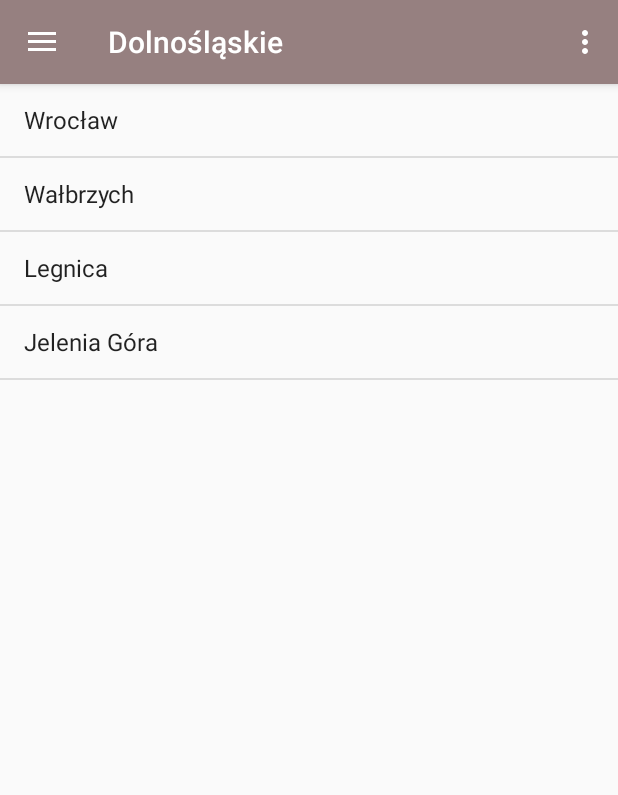
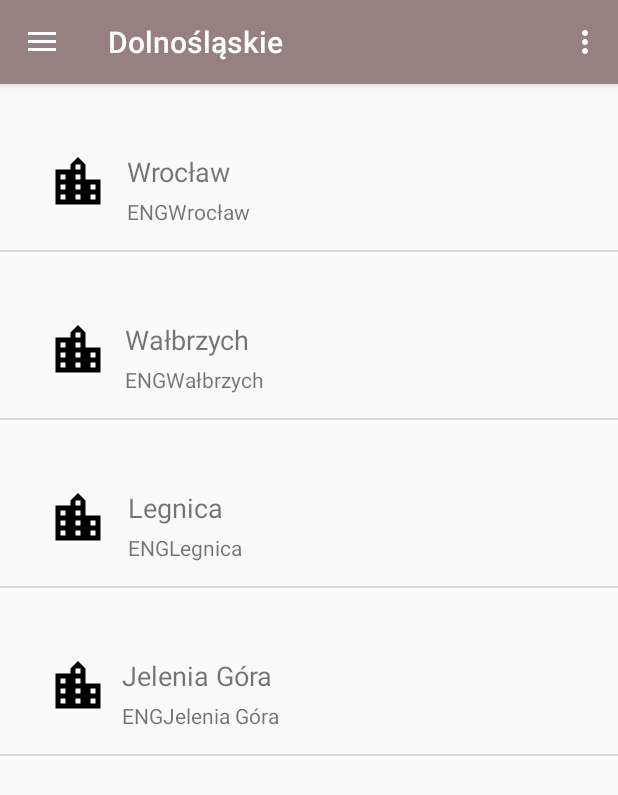
Before and after one commit to Trofan-code/Hanbook, an Android app: the MainActivity screen opened directly, with no data from a screen before it, after a tap on "Dolnośląskie", on a phone screen of 412 x 824 dp. Shown: the top 795 px of the screen. Run offline under Robolectric (Android 15) with nearby library versions, the phone set to English and light mode, and no system bars; Roboto replaces fonts that are not available here; 1 other tap on this screen came first.

Commit message:
Modification at the list_view_item . New drawable res

```diff
--- a/app/src/main/java/com/example/hanbook/MainActivity.java
+++ b/app/src/main/java/com/example/hanbook/MainActivity.java
@@ -6,14 +6,15 @@ import android.view.Menu;
 import android.view.MenuItem;
 import android.view.View;
 import android.widget.AdapterView;
-import android.widget.ArrayAdapter;
 import android.widget.ListView;
 
 import com.example.hanbook.settings.SettingsActivity;
+import com.example.hanbook.utils.CustomArrayAdapter;
+import com.example.hanbook.utils.ListItemClass;
 import com.google.android.material.navigation.NavigationView;
 
 import java.util.ArrayList;
-import java.util.Arrays;
+import java.util.List;
 
 import androidx.annotation.NonNull;
 import androidx.appcompat.app.ActionBarDrawerToggle;
@@ -25,10 +26,15 @@ import androidx.drawerlayout.widget.DrawerLayout;
 public class MainActivity extends AppCompatActivity implements NavigationView.OnNavigationItemSelectedListener{
     private DrawerLayout drawer;
     private ListView list;
-    private String[] array;
-    private ArrayAdapter<String> adapter;
+    private String[] array, arrayEngName;
+   // private ArrayAdapter<String> adapter;
+    private CustomArrayAdapter mAdapter;
     private  Toolbar toolbar;
     private int category_index;
+    private int [] array_city = new int []{R.drawable.ic_location_city_black_24dp,R.drawable.ic_location_city_black_24dp,R.drawable.ic_location_city_black_24dp,R.drawable.ic_location_city_black_24dp};
+    //private int [] array_color2 = new int []{R.color.red,R.color.yellow,R.color.green,R.color.green};
+    private List<ListItemClass> listItemMain;
+    private ListItemClass listItem;
 
     @Override
     protected void onCreate(Bundle savedInstanceState) {
@@ -36,8 +42,19 @@ public class MainActivity extends AppCompatActivity implements NavigationView.On
         setContentView(R.layout.activity_main);
         list = findViewById(R.id.listView);
         array = getResources().getStringArray(R.array.first_array);
-        adapter = new ArrayAdapter<>(this,android.R.layout.simple_list_item_1,new ArrayList(Arrays.asList(array)));
-        list.setAdapter(adapter);
+        arrayEngName = getResources().getStringArray(R.array.first_array_eng);
+        listItemMain = new ArrayList<>();
+        for (int i = 0; i < array.length; i ++){
+            listItem = new ListItemClass();
+            listItem.setCityName(array[i]);
+            listItem.setEng_name(arrayEngName[i]);
+            listItem.setImage_id(array_city[i]);
+            listItemMain.add(listItem);
+        }
+        /*adapter = new ArrayAdapter<>(this,android.R.layout.simple_list_item_1,new ArrayList(Arrays.asList(array)));
+        list.setAdapter(adapter);*/
+        mAdapter = new CustomArrayAdapter(this,R.layout.list_view_item_1,listItemMain,getLayoutInflater());
+        list.setAdapter(mAdapter);
         toolbar = findViewById(R.id.toolbar);
         setSupportActionBar(toolbar);
         drawer = findViewById(R.id.drawer_layout);
@@ -87,48 +104,60 @@ public class MainActivity extends AppCompatActivity implements NavigationView.On
     public boolean onNavigationItemSelected(@NonNull MenuItem menuItem) {
         int id = menuItem.getItemId();
         if(id == R.id.id_menu_first){
-            fillArray(R.string.name_menu_1,R.array.first_array,0);
+            fillArray(R.string.name_menu_1,getResources().getStringArray(R.array.first_array),getResources().getStringArray(R.array.first_array_eng),array_city,0);
         } else if(id == R.id.id_menu_second){
-            fillArray(R.string.name_menu_2,R.array.second_array,1);
+            fillArray(R.string.name_menu_2,getResources().getStringArray(R.array.second_array),getResources().getStringArray(R.array.second_array_eng),array_city,1);
         }else if(id == R.id.id_menu_third){
-            fillArray(R.string.name_menu_3,R.array.third_array,2);
+           // fillArray(R.string.name_menu_3,R.array.third_array,2);
         }else if(id == R.id.id_menu_fourth){
-            fillArray(R.string.name_menu_4,R.array.fourth_array,3);
+           // fillArray(R.string.name_menu_4,R.array.fourth_array,3);
         }else if(id == R.id.id_menu_fifth){
-            fillArray(R.string.name_menu_5,R.array.fifth_array,4);
+           // fillArray(R.string.name_menu_5,R.array.fifth_array,4);
         }else if(id == R.id.id_menu_sixth) {
-            fillArray(R.string.name_menu_6,R.array.sixth_array,5);
+           // fillArray(R.string.name_menu_6,R.array.sixth_array,5);
         } else if(id == R.id.id_menu_seventh) {
-            fillArray(R.string.name_menu_7,R.array.for_example_menu_array,6);
+           // fillArray(R.string.name_menu_7,R.array.for_example_menu_array,6);
         } else if(id == R.id.id_menu_eighth) {
-            fillArray(R.string.name_menu_8,R.array.for_example_menu_array,7);
+            //fillArray(R.string.name_menu_8,R.array.for_example_menu_array,7);
         } else if(id == R.id.id_menu_ninth) {
-            fillArray(R.string.name_menu_9,R.array.for_example_menu_array,8);
+           // fillArray(R.string.name_menu_9,R.array.for_example_menu_array,8);
         } else if(id == R.id.id_menu_tenth) {
-            fillArray(R.string.name_menu_10,R.array.for_example_menu_array,9);
+           // fillArray(R.string.name_menu_10,R.array.for_example_menu_array,9);
         } else if(id == R.id.id_menu_eleventh) {
-            fillArray(R.string.name_menu_11,R.array.for_example_menu_array,10);
+           // fillArray(R.string.name_menu_11,R.array.for_example_menu_array,10);
         } else if(id == R.id.id_menu_twelfth) {
-            fillArray(R.string.name_menu_12,R.array.for_example_menu_array,11);
+           // fillArray(R.string.name_menu_12,R.array.for_example_menu_array,11);
         } else if(id == R.id.id_menu_thirteenth) {
-            fillArray(R.string.name_menu_13,R.array.for_example_menu_array,12);
+           // fillArray(R.string.name_menu_13,R.array.for_example_menu_array,12);
         } else if(id == R.id.id_menu_fourteenth) {
-            fillArray(R.string.name_menu_14,R.array.for_example_menu_array,13);
+           // fillArray(R.string.name_menu_14,R.array.for_example_menu_array,13);
         } else if(id == R.id.id_menu_fifteenth) {
-            fillArray(R.string.name_menu_15,R.array.for_example_menu_array,14);
+           // fillArray(R.string.name_menu_15,R.array.for_example_menu_array,14);
         } else if(id == R.id.id_menu_sixteenth) {
-            fillArray(R.string.name_menu_16,R.array.for_example_menu_array,15);
+          //  fillArray(R.string.name_menu_16,R.array.for_example_menu_array,15);
         }
+        DrawerLayout drawer = findViewById(R.id.drawer_layout);
         drawer.closeDrawer(GravityCompat.START);
         return true;
     }
 
-    private void fillArray(int title,int arrayList,int index){
+
+
+    private void fillArray(int title,String[] nameArray, String[] engName,int[] img,int index){
         toolbar.setTitle(title);
-        array = getResources().getStringArray(arrayList);
+        mAdapter.clear();
+        for (int i = 0; i < nameArray.length; i ++){
+            listItem = new ListItemClass();
+            listItem.setCityName(nameArray[i]);
+            listItem.setEng_name(engName[i]);
+            listItem.setImage_id(img[i]);
+            listItemMain.add(listItem);
+        }
+        mAdapter.notifyDataSetChanged();
+         /* array = getResources().getStringArray(arrayList);
         adapter.clear();
         adapter.addAll(array);
-        adapter.notifyDataSetChanged();
+        adapter.notifyDataSetChanged();*/
         category_index = index;
     }
 
--- /dev/null
+++ b/app/src/main/java/com/example/hanbook/utils/CustomArrayAdapter.java
@@ -0,0 +1,57 @@
+package com.example.hanbook.utils;
+
+import android.content.Context;
+import android.view.LayoutInflater;
+import android.view.View;
+import android.view.ViewGroup;
+import android.widget.ArrayAdapter;
+import android.widget.ImageView;
+import android.widget.TextView;
+
+import com.example.hanbook.R;
+
+import java.util.ArrayList;
+import java.util.List;
+
+import androidx.annotation.NonNull;
+import androidx.annotation.Nullable;
+
+public class CustomArrayAdapter extends ArrayAdapter<ListItemClass> {
+
+    private LayoutInflater inflater;
+    private List<ListItemClass> listItem = new ArrayList<>();
+    private Context context;
+
+    public CustomArrayAdapter(@NonNull Context context, int resource, List<ListItemClass> listItem,LayoutInflater inflater) {
+        super(context, resource,listItem);
+        this.inflater = inflater;
+        this.listItem = listItem;
+        this.context = context;
+    }
+
+    @NonNull
+    @Override
+    public View getView(int position, @Nullable View convertView, @NonNull ViewGroup parent) {
+        ViewHolder viewHolder;
+        ListItemClass listItemMain = listItem.get(position);
+        if(convertView == null) {
+            convertView = inflater.inflate(R.layout.list_view_item_1, null, false);
+            viewHolder = new ViewHolder();
+            viewHolder.image = convertView.findViewById(R.id.imageViewItem);
+            viewHolder.name = convertView.findViewById(R.id.textViewName);
+            viewHolder.engName = convertView.findViewById(R.id.textViewEngName);
+            convertView.setTag(viewHolder);
+        }else {
+            viewHolder=(ViewHolder) convertView.getTag();
+        }
+        viewHolder.name.setText(listItemMain.getCityName());
+        viewHolder.engName.setText(listItemMain.getEng_name());
+        viewHolder.image.setImageResource(listItemMain.image_id);
+        return convertView;
+    }
+    private class ViewHolder{
+        TextView name;
+        TextView engName;
+        ImageView image;
+    }
+}
--- /dev/null
+++ b/app/src/main/java/com/example/hanbook/utils/ListItemClass.java
@@ -0,0 +1,31 @@
+package com.example.hanbook.utils;
+
+public class ListItemClass {
+    String cityName;
+    String eng_name;
+    int image_id;
+
+    public void setCityName(String name) {
+        this.cityName = name;
+    }
+
+    public void setEng_name(String eng_name) {
+        this.eng_name = eng_name;
+    }
+
+    public void setImage_id(int image_id) {
+        this.image_id = image_id;
+    }
+
+    public String getCityName() {
+        return cityName;
+    }
+
+    public String getEng_name() {
+        return eng_name;
+    }
+
+    public int getImage_id() {
+        return image_id;
+    }
+}
--- /dev/null
+++ b/app/src/main/res/drawable/ic_location_city_black_24dp.xml
@@ -0,0 +1,9 @@
+<vector xmlns:android="http://schemas.android.com/apk/res/android"
+        android:width="24dp"
+        android:height="24dp"
+        android:viewportWidth="24.0"
+        android:viewportHeight="24.0">
+    <path
+        android:fillColor="#FF000000"
+        android:pathData="M15,11L15,5l-3,-3 -3,3v2L3,7v14h18L21,11h-6zM7,19L5,19v-2h2v2zM7,15L5,15v-2h2v2zM7,11L5,11L5,9h2v2zM13,19h-2v-2h2v2zM13,15h-2v-2h2v2zM13,11h-2L11,9h2v2zM13,7h-2L11,5h2v2zM19,19h-2v-2h2v2zM19,15h-2v-2h2v2z"/>
+</vector>
--- /dev/null
+++ b/app/src/main/res/layout/list_view_item_1.xml
@@ -0,0 +1,44 @@
+<?xml version="1.0" encoding="utf-8"?>
+<androidx.constraintlayout.widget.ConstraintLayout xmlns:android="http://schemas.android.com/apk/res/android"
+    xmlns:app="http://schemas.android.com/apk/res-auto"
+    xmlns:tools="http://schemas.android.com/tools"
+    android:layout_width="match_parent"
+    android:layout_height="wrap_content">
+
+    <TextView
+        android:id="@+id/textViewName"
+        android:layout_width="wrap_content"
+        android:layout_height="wrap_content"
+        android:layout_marginEnd="136dp"
+        android:layout_marginBottom="40dp"
+        android:text="TextView"
+        android:textSize="18sp"
+        app:layout_constraintBottom_toBottomOf="parent"
+        app:layout_constraintEnd_toEndOf="parent"
+        app:layout_constraintHorizontal_bias="0.093"
+        app:layout_constraintStart_toEndOf="@+id/imageViewItem" />
+
+    <ImageView
+        android:id="@+id/imageViewItem"
+        android:layout_width="40dp"
+        android:layout_height="40dp"
+        android:layout_marginStart="32dp"
+        android:layout_marginTop="45dp"
+        android:layout_marginBottom="25dp"
+        app:layout_constraintBottom_toBottomOf="parent"
+        app:layout_constraintStart_toStartOf="parent"
+        app:layout_constraintTop_toTopOf="parent"
+        app:layout_constraintVertical_bias="0.0"
+        app:srcCompat="@color/colorAccent" />
+
+    <TextView
+        android:id="@+id/textViewEngName"
+        android:layout_width="wrap_content"
+        android:layout_height="wrap_content"
+        android:layout_marginBottom="16dp"
+        android:text="TextView"
+        app:layout_constraintBottom_toBottomOf="parent"
+        app:layout_constraintEnd_toEndOf="parent"
+        app:layout_constraintHorizontal_bias="0.0"
+        app:layout_constraintStart_toStartOf="@+id/textViewName" />
+</androidx.constraintlayout.widget.ConstraintLayout>
--- a/app/src/main/res/values/arrays.xml
+++ b/app/src/main/res/values/arrays.xml
@@ -7,12 +7,24 @@
         <item>Legnica</item>
         <item>Jelenia Góra</item>
     </string-array>
+    <string-array name="first_array_eng">
+        <item>ENGWrocław</item>
+        <item>ENGWałbrzych</item>
+        <item>ENGLegnica</item>
+        <item>ENGJelenia Góra</item>
+    </string-array>
     <string-array name="second_array">
        <item>Bydgoszcz</item>
        <item>Toruń</item>
        <item>Włocławek</item>
        <item>Grudziądz</item>
    </string-array>
+    <string-array name="second_array_eng">
+        <item>sdgsdBydgoszcz</item>
+        <item>sdgsdgToruń</item>
+        <item>sdgsdgWłocławek</item>
+        <item>sdgsdgGrudziądz</item>
+    </string-array>
    <string-array name="third_array">
        <item>Lublin</item>
        <item>Zamość</item>
--- a/app/src/main/res/values/colors.xml
+++ b/app/src/main/res/values/colors.xml
@@ -5,5 +5,8 @@
     <color name="black">#080C0B</color>
     <color name="colorAccent">#D81B60</color>
     <color name="redgrey">#968080</color>
+    <color name="red">#E20B0B</color>
+    <color name="yellow">#FFEB3B</color>
+    <color name="green">#307E33</color>
 
 </resources>
```
